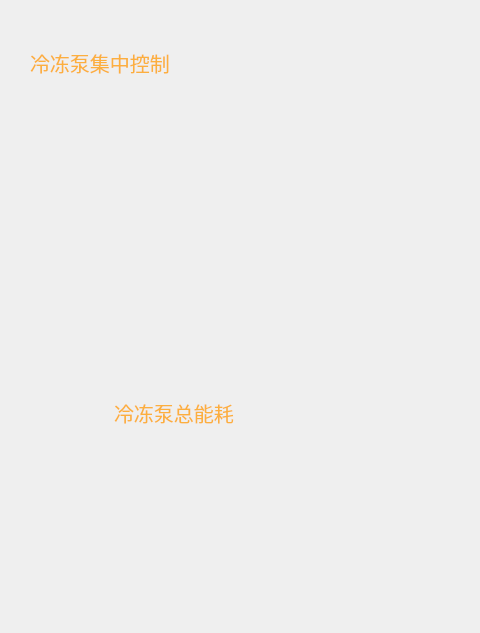
Above: Window/Page/bumppage.ui from caosq/ChickenFarm before the change; both pictures show x 0 to 480 and y 0 to 633 of the 920 by 633 pixel window. Below: the same form after it.
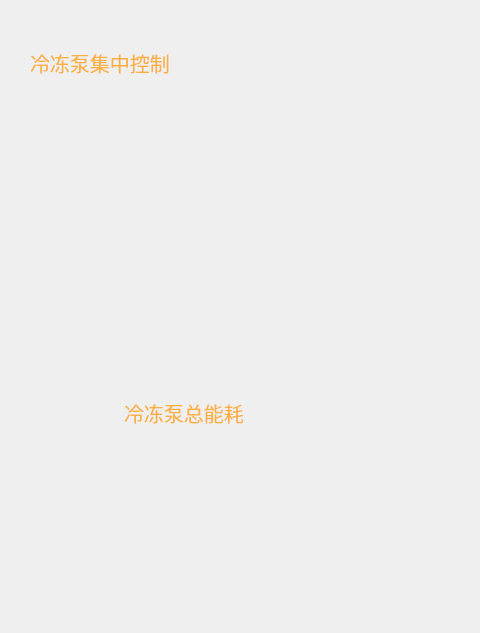
That is the form after the change. Icons and pictures are not drawn.

```diff
--- a/Window/Page/bumppage.ui
+++ b/Window/Page/bumppage.ui
@@ -19,9 +19,9 @@
   <widget class="QFrame" name="frame">
    <property name="geometry">
     <rect>
-     <x>10</x>
+     <x>20</x>
      <y>80</y>
-     <width>265</width>
+     <width>270</width>
      <height>251</height>
     </rect>
    </property>
@@ -41,9 +41,9 @@
   <widget class="QFrame" name="frame_1">
    <property name="geometry">
     <rect>
-     <x>10</x>
+     <x>20</x>
      <y>400</y>
-     <width>273</width>
+     <width>261</width>
      <height>193</height>
     </rect>
    </property>
```
